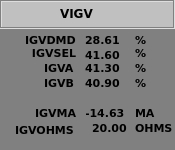
First picture: the form in Martin/Qt/SiTTuGAs/A1-Turbina/wvigb.ui, repository mbravod/aeros, before the edit.
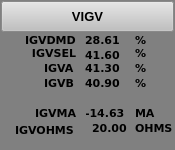
Second picture: the form after the edit.

Patch:
```diff
--- a/Martin/Qt/SiTTuGAs/A1-Turbina/wvigb.ui
+++ b/Martin/Qt/SiTTuGAs/A1-Turbina/wvigb.ui
@@ -392,30 +392,6 @@
     <string>IGVB</string>
    </property>
   </widget>
-  <widget class="QLabel" name="lbVIGVT">
-   <property name="geometry">
-    <rect>
-     <x>60</x>
-     <y>5</y>
-     <width>71</width>
-     <height>16</height>
-    </rect>
-   </property>
-   <property name="font">
-    <font>
-     <family>Verdana</family>
-     <pointsize>9</pointsize>
-     <weight>75</weight>
-     <bold>true</bold>
-    </font>
-   </property>
-   <property name="styleSheet">
-    <string notr="true">background-color: rgb(192, 192, 192);</string>
-   </property>
-   <property name="text">
-    <string>VIGV</string>
-   </property>
-  </widget>
   <widget class="QLabel" name="lbVIGVT_2">
    <property name="geometry">
     <rect>
@@ -491,25 +467,6 @@
     <string>MA</string>
    </property>
   </widget>
-  <widget class="QFrame" name="frame">
-   <property name="geometry">
-    <rect>
-     <x>0</x>
-     <y>0</y>
-     <width>175</width>
-     <height>29</height>
-    </rect>
-   </property>
-   <property name="styleSheet">
-    <string notr="true">background-color: rgb(192, 192, 192);</string>
-   </property>
-   <property name="frameShape">
-    <enum>QFrame::Box</enum>
-   </property>
-   <property name="frameShadow">
-    <enum>QFrame::Sunken</enum>
-   </property>
-  </widget>
   <widget class="QLabel" name="lbFondo">
    <property name="geometry">
     <rect>
@@ -526,8 +483,30 @@
     <string/>
    </property>
   </widget>
+  <widget class="QPushButton" name="btCerrar">
+   <property name="geometry">
+    <rect>
+     <x>1</x>
+     <y>1</y>
+     <width>173</width>
+     <height>31</height>
+    </rect>
+   </property>
+   <property name="font">
+    <font>
+     <pointsize>10</pointsize>
+     <weight>75</weight>
+     <bold>true</bold>
+    </font>
+   </property>
+   <property name="styleSheet">
+    <string notr="true">background-color: rgb(192, 192, 192);</string>
+   </property>
+   <property name="text">
+    <string>VIGV</string>
+   </property>
+  </widget>
   <zorder>lbFondo</zorder>
-  <zorder>frame</zorder>
   <zorder>lbVIGVT_3</zorder>
   <zorder>lbVIGV_2</zorder>
   <zorder>lbVIGV_4</zorder>
@@ -543,10 +522,10 @@
   <zorder>lbVIGVU_6</zorder>
   <zorder>lbVIGVT_1</zorder>
   <zorder>lbVIGVT_4</zorder>
-  <zorder>lbVIGVT</zorder>
   <zorder>lbVIGVT_2</zorder>
   <zorder>lbVIGV_3</zorder>
   <zorder>lbVIGVU_5</zorder>
+  <zorder>btCerrar</zorder>
  </widget>
  <layoutdefault spacing="6" margin="11"/>
  <resources/>
```
